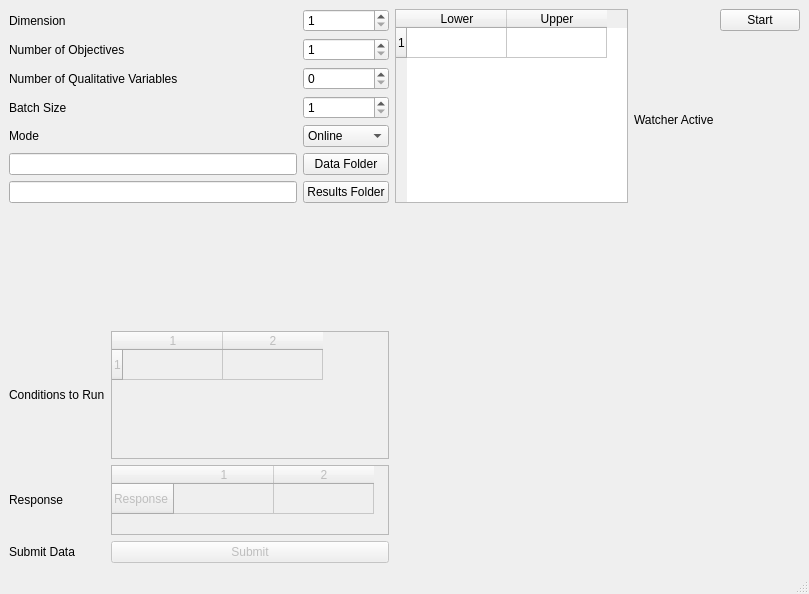
Before: the Qt Designer form MVMOO-App/design.ui in jmanson377/MVMOO-App, drawn with Qt 5.
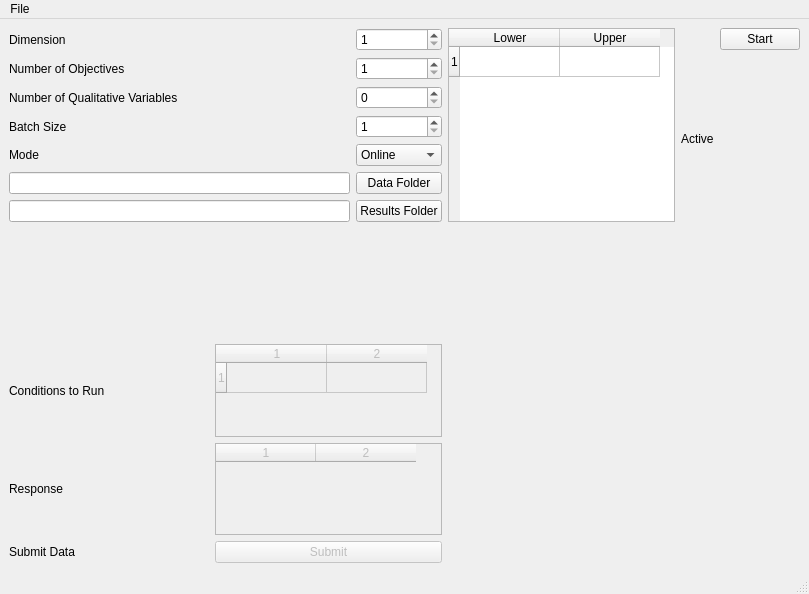
After: the same form once the commit is applied.

```diff
--- a/MVMOO-App/design.ui
+++ b/MVMOO-App/design.ui
@@ -122,7 +122,13 @@
      <layout class="QGridLayout" name="ledLayout"/>
     </item>
     <item row="0" column="1" rowspan="2">
-     <widget class="QTableWidget" name="tableWidget">
+     <widget class="QTableWidget" name="boundsTable">
+      <property name="sizePolicy">
+       <sizepolicy hsizetype="Preferred" vsizetype="Preferred">
+        <horstretch>0</horstretch>
+        <verstretch>0</verstretch>
+       </sizepolicy>
+      </property>
       <property name="sizeAdjustPolicy">
        <enum>QAbstractScrollArea::AdjustToContents</enum>
       </property>
@@ -155,7 +161,7 @@
     <item row="1" column="2">
      <widget class="QLabel" name="label">
       <property name="text">
-       <string>Watcher Active</string>
+       <string>Active</string>
       </property>
      </widget>
     </item>
@@ -183,7 +189,7 @@
            <bool>false</bool>
           </property>
           <property name="sizePolicy">
-           <sizepolicy hsizetype="Expanding" vsizetype="Preferred">
+           <sizepolicy hsizetype="Preferred" vsizetype="Preferred">
             <horstretch>0</horstretch>
             <verstretch>0</verstretch>
            </sizepolicy>
@@ -192,16 +198,11 @@
            <enum>QAbstractScrollArea::AdjustToContents</enum>
           </property>
           <property name="rowCount">
-           <number>1</number>
+           <number>0</number>
           </property>
           <property name="columnCount">
            <number>2</number>
           </property>
-          <row>
-           <property name="text">
-            <string>Response</string>
-           </property>
-          </row>
           <column/>
           <column/>
          </widget>
@@ -230,6 +231,12 @@
         <property name="enabled">
          <bool>false</bool>
         </property>
+        <property name="sizePolicy">
+         <sizepolicy hsizetype="Preferred" vsizetype="Preferred">
+          <horstretch>0</horstretch>
+          <verstretch>0</verstretch>
+         </sizepolicy>
+        </property>
         <property name="sizeAdjustPolicy">
          <enum>QAbstractScrollArea::AdjustToContents</enum>
         </property>
@@ -269,6 +276,15 @@
      <height>25</height>
     </rect>
    </property>
+   <widget class="QMenu" name="menuFile">
+    <property name="title">
+     <string>File</string>
+    </property>
+    <addaction name="actionSave"/>
+    <addaction name="actionLoad"/>
+    <addaction name="actionExit"/>
+   </widget>
+   <addaction name="menuFile"/>
   </widget>
   <widget class="QStatusBar" name="statusbar"/>
  </widget>
```
Left out of the diff: 19 changed lines with no effect on the pictures.
